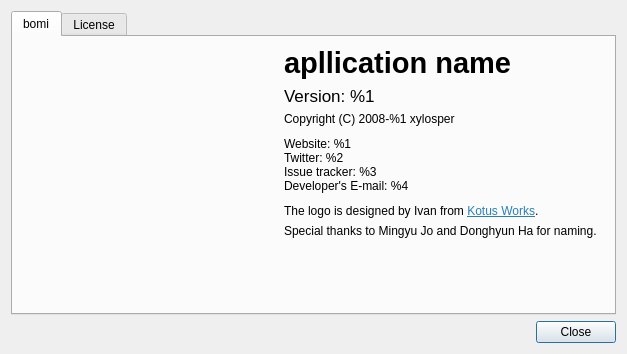
Before: the Qt Designer form src/bomi/ui/aboutdialog.ui in bylee20/bomi, drawn with Qt 5.
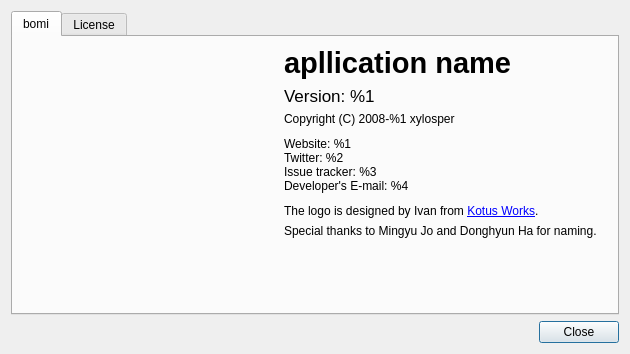
After: the same form once the commit is applied. Icons and pictures are not drawn. Custom widgets are drawn as their Qt base class.

Patch:
```diff
--- a/src/bomi/ui/aboutdialog.ui
+++ b/src/bomi/ui/aboutdialog.ui
@@ -6,7 +6,7 @@
    <rect>
     <x>0</x>
     <y>0</y>
-    <width>627</width>
+    <width>630</width>
     <height>354</height>
    </rect>
   </property>
@@ -175,7 +175,7 @@
          <item>
           <widget class="QLabel" name="ivan">
            <property name="text">
-            <string>&lt;html&gt;&lt;head/&gt;&lt;body&gt;&lt;p&gt;The logo is designed by Ivan from &lt;a href=&quot;%1&quot;&gt;&lt;span style=&quot; text-decoration: underline; color:#2980b9;&quot;&gt;Kotus Works&lt;/span&gt;&lt;/a&gt;.&lt;/p&gt;&lt;/body&gt;&lt;/html&gt;</string>
+            <string>The logo is designed by Ivan from &lt;a href=&quot;%1&quot;&gt;Kotus Works&lt;/a&gt;.</string>
            </property>
            <property name="textFormat">
             <enum>Qt::RichText</enum>
```
